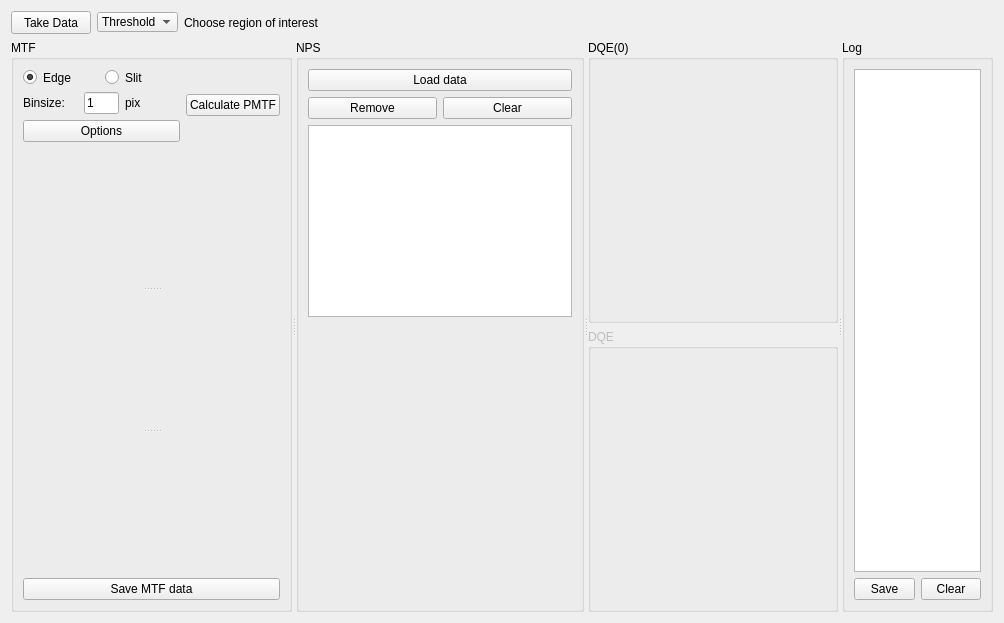
The window that SpidrMpx3Eq/qcstmdqe.ui (navrit/dexter) describes before a commit, drawn with Qt 5.
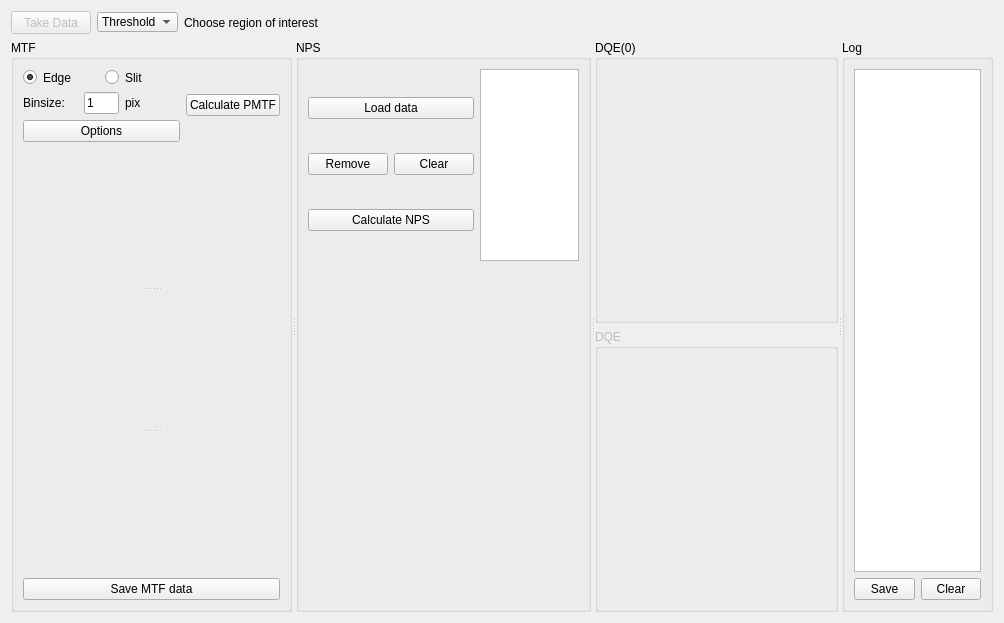
The same window after the commit. Custom widgets are drawn as their Qt base class.

The edit to the form file:
```diff
--- a/SpidrMpx3Eq/qcstmdqe.ui
+++ b/SpidrMpx3Eq/qcstmdqe.ui
@@ -18,6 +18,9 @@
     <layout class="QHBoxLayout" name="horizontalLayout_4">
      <item>
       <widget class="QPushButton" name="takeDataPushButton">
+       <property name="enabled">
+        <bool>false</bool>
+       </property>
        <property name="maximumSize">
         <size>
          <width>16777215</width>
@@ -229,12 +232,12 @@
       <property name="title">
        <string>NPS</string>
       </property>
-      <layout class="QVBoxLayout" name="verticalLayout_4">
-       <item>
-        <layout class="QVBoxLayout" name="verticalLayout_8">
-         <item>
           <layout class="QVBoxLayout" name="verticalLayout_7">
            <item>
+        <layout class="QHBoxLayout" name="horizontalLayout_7">
+         <item>
+          <layout class="QVBoxLayout" name="verticalLayout_4">
+           <item>
             <widget class="QPushButton" name="loadDataPushButton">
              <property name="text">
               <string>Load data</string>
@@ -259,11 +262,20 @@
              </item>
             </layout>
            </item>
+           <item>
+            <widget class="QPushButton" name="npsPushButton">
+             <property name="text">
+              <string>Calculate NPS</string>
+             </property>
+            </widget>
+           </item>
           </layout>
          </item>
          <item>
           <widget class="QListWidget" name="listWidget"/>
          </item>
+        </layout>
+       </item>
          <item>
           <spacer name="verticalSpacer">
            <property name="orientation">
@@ -272,12 +284,10 @@
            <property name="sizeHint" stdset="0">
             <size>
              <width>20</width>
-             <height>40</height>
+           <height>181</height>
             </size>
            </property>
           </spacer>
-         </item>
-        </layout>
        </item>
        <item>
         <widget class="QCustomPlot" name="widget" native="true">
```
Lines whose indentation alone changed are shown as unchanged.
